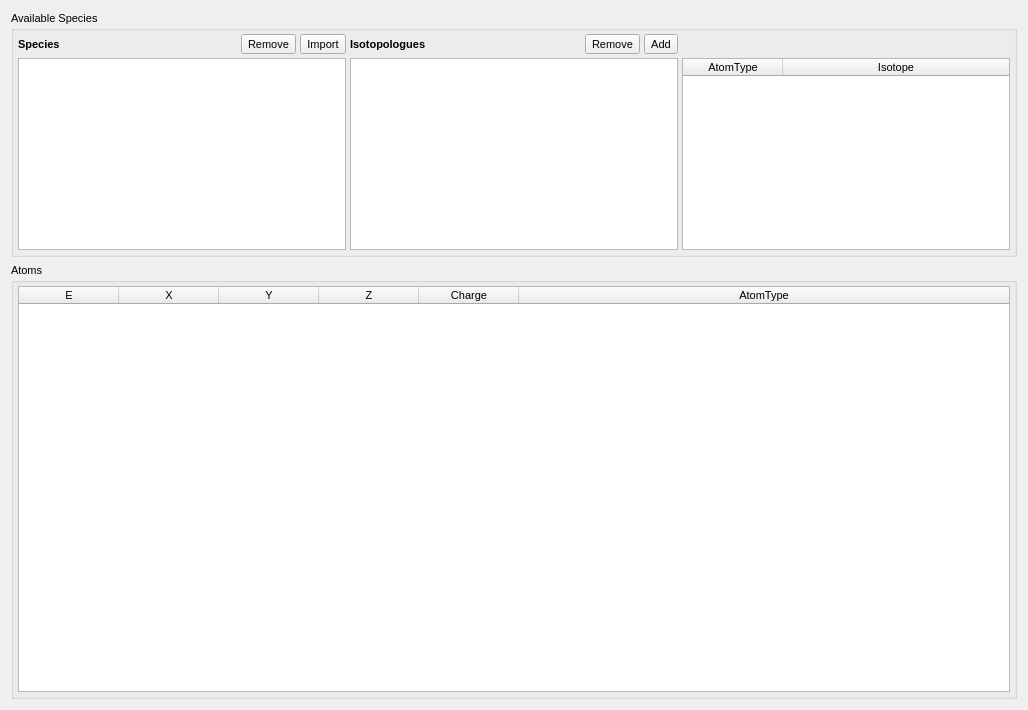
Above: src/gui/speciestab.ui from disorderedmaterials/dissolve before the change. Below: the same form after it.
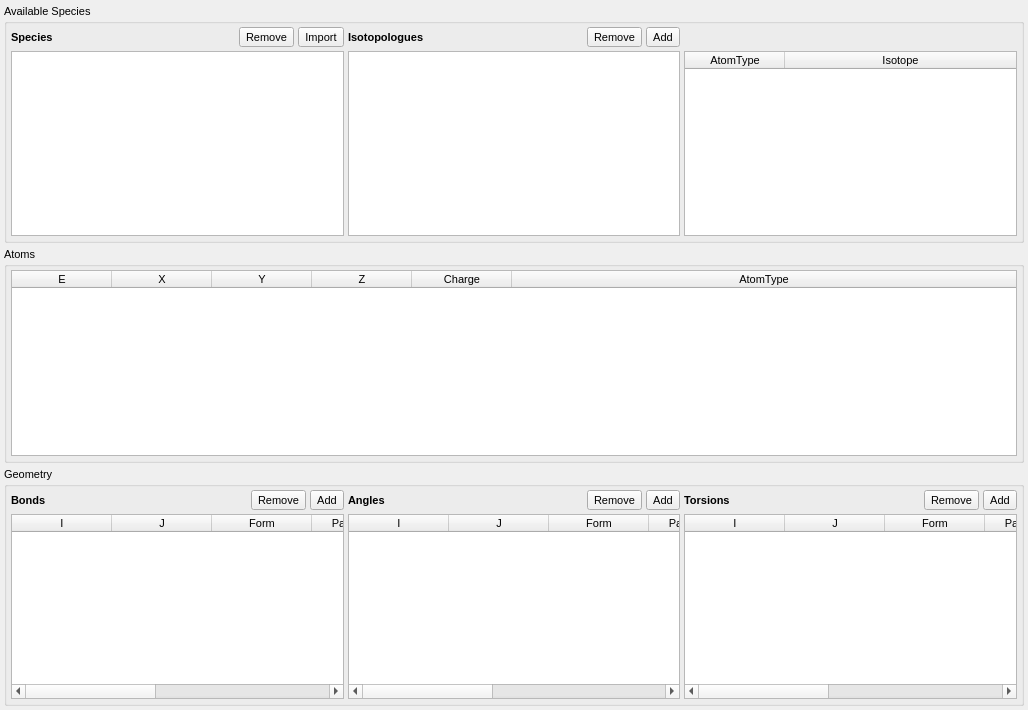
That is the form after the change. Icons and pictures are not drawn.

What changed in the file:
```diff
--- a/src/gui/speciestab.ui
+++ b/src/gui/speciestab.ui
@@ -18,7 +18,22 @@
   <property name="windowTitle">
    <string>Form</string>
   </property>
-  <layout class="QVBoxLayout" name="verticalLayout">
+  <layout class="QVBoxLayout" name="verticalLayout_4">
+   <property name="spacing">
+    <number>4</number>
+   </property>
+   <property name="leftMargin">
+    <number>4</number>
+   </property>
+   <property name="topMargin">
+    <number>4</number>
+   </property>
+   <property name="rightMargin">
+    <number>4</number>
+   </property>
+   <property name="bottomMargin">
+    <number>4</number>
+   </property>
    <item>
     <widget class="QGroupBox" name="SpeciesGroup">
      <property name="title">
@@ -40,108 +55,45 @@
       <property name="spacing">
        <number>4</number>
       </property>
-      <item row="0" column="0">
-       <layout class="QHBoxLayout" name="horizontalLayout">
-        <property name="spacing">
-         <number>4</number>
+      <item row="1" column="2" rowspan="2">
+       <widget class="QTableWidget" name="IsotopeTable">
+        <property name="showDropIndicator" stdset="0">
+         <bool>false</bool>
         </property>
-        <item>
-         <widget class="QLabel" name="label_2">
-          <property name="sizePolicy">
-           <sizepolicy hsizetype="Preferred" vsizetype="Minimum">
-            <horstretch>0</horstretch>
-            <verstretch>0</verstretch>
-           </sizepolicy>
-          </property>
-          <property name="font">
-           <font>
-            <weight>75</weight>
-            <bold>true</bold>
-           </font>
-          </property>
-          <property name="text">
-           <string>Species</string>
-          </property>
-         </widget>
-        </item>
-        <item>
-         <spacer name="horizontalSpacer">
-          <property name="orientation">
-           <enum>Qt::Horizontal</enum>
-          </property>
-          <property name="sizeHint" stdset="0">
-           <size>
-            <width>40</width>
-            <height>20</height>
-           </size>
-          </property>
-         </spacer>
-        </item>
-        <item>
-         <widget class="QToolButton" name="SpeciesRemoveButton">
-          <property name="sizePolicy">
-           <sizepolicy hsizetype="Minimum" vsizetype="Fixed">
-            <horstretch>0</horstretch>
-            <verstretch>0</verstretch>
-           </sizepolicy>
-          </property>
-          <property name="text">
-           <string>Remove</string>
-          </property>
-          <property name="icon">
-           <iconset resource="icons.qrc">
-            <normaloff>:/general/icons/general_remove.svg</normaloff>:/general/icons/general_remove.svg</iconset>
-          </property>
-          <property name="iconSize">
-           <size>
-            <width>16</width>
-            <height>16</height>
-           </size>
-          </property>
-          <property name="shortcut">
-           <string>Return</string>
-          </property>
-          <property name="toolButtonStyle">
-           <enum>Qt::ToolButtonTextBesideIcon</enum>
-          </property>
-         </widget>
-        </item>
-        <item>
-         <widget class="QToolButton" name="SpeciesImportButton">
-          <property name="sizePolicy">
-           <sizepolicy hsizetype="Minimum" vsizetype="Fixed">
-            <horstretch>0</horstretch>
-            <verstretch>0</verstretch>
-           </sizepolicy>
-          </property>
-          <property name="text">
-           <string>Import</string>
-          </property>
-          <property name="icon">
-           <iconset resource="icons.qrc">
-            <normaloff>:/file/icons/file_open.svg</normaloff>:/file/icons/file_open.svg</iconset>
-          </property>
-          <property name="iconSize">
-           <size>
-            <width>16</width>
-            <height>16</height>
-           </size>
-          </property>
-          <property name="toolButtonStyle">
-           <enum>Qt::ToolButtonTextBesideIcon</enum>
-          </property>
-         </widget>
-        </item>
-       </layout>
-      </item>
-      <item row="1" column="0" rowspan="2">
-       <widget class="QListWidget" name="SpeciesList">
-        <property name="sizePolicy">
-         <sizepolicy hsizetype="Preferred" vsizetype="Expanding">
-          <horstretch>0</horstretch>
-          <verstretch>0</verstretch>
-         </sizepolicy>
+        <property name="dragDropOverwriteMode">
+         <bool>false</bool>
         </property>
+        <property name="selectionBehavior">
+         <enum>QAbstractItemView::SelectRows</enum>
+        </property>
+        <property name="showGrid">
+         <bool>true</bool>
+        </property>
+        <property name="columnCount">
+         <number>2</number>
+        </property>
+        <attribute name="horizontalHeaderVisible">
+         <bool>true</bool>
+        </attribute>
+        <attribute name="horizontalHeaderStretchLastSection">
+         <bool>true</bool>
+        </attribute>
+        <attribute name="verticalHeaderVisible">
+         <bool>true</bool>
+        </attribute>
+        <attribute name="verticalHeaderStretchLastSection">
+         <bool>false</bool>
+        </attribute>
+        <column>
+         <property name="text">
+          <string>AtomType</string>
+         </property>
+        </column>
+        <column>
+         <property name="text">
+          <string>Isotope</string>
+         </property>
+        </column>
        </widget>
       </item>
       <item row="0" column="1">
@@ -238,6 +190,110 @@
         </item>
        </layout>
       </item>
+      <item row="1" column="0" rowspan="2">
+       <widget class="QListWidget" name="SpeciesList">
+        <property name="sizePolicy">
+         <sizepolicy hsizetype="Preferred" vsizetype="Expanding">
+          <horstretch>0</horstretch>
+          <verstretch>0</verstretch>
+         </sizepolicy>
+        </property>
+       </widget>
+      </item>
+      <item row="0" column="0">
+       <layout class="QHBoxLayout" name="horizontalLayout">
+        <property name="spacing">
+         <number>4</number>
+        </property>
+        <item>
+         <widget class="QLabel" name="label_2">
+          <property name="sizePolicy">
+           <sizepolicy hsizetype="Preferred" vsizetype="Minimum">
+            <horstretch>0</horstretch>
+            <verstretch>0</verstretch>
+           </sizepolicy>
+          </property>
+          <property name="font">
+           <font>
+            <weight>75</weight>
+            <bold>true</bold>
+           </font>
+          </property>
+          <property name="text">
+           <string>Species</string>
+          </property>
+         </widget>
+        </item>
+        <item>
+         <spacer name="horizontalSpacer">
+          <property name="orientation">
+           <enum>Qt::Horizontal</enum>
+          </property>
+          <property name="sizeHint" stdset="0">
+           <size>
+            <width>40</width>
+            <height>20</height>
+           </size>
+          </property>
+         </spacer>
+        </item>
+        <item>
+         <widget class="QToolButton" name="SpeciesRemoveButton">
+          <property name="sizePolicy">
+           <sizepolicy hsizetype="Minimum" vsizetype="Fixed">
+            <horstretch>0</horstretch>
+            <verstretch>0</verstretch>
+           </sizepolicy>
+          </property>
+          <property name="text">
+           <string>Remove</string>
+          </property>
+          <property name="icon">
+           <iconset resource="icons.qrc">
+            <normaloff>:/general/icons/general_remove.svg</normaloff>:/general/icons/general_remove.svg</iconset>
+          </property>
+          <property name="iconSize">
+           <size>
+            <width>16</width>
+            <height>16</height>
+           </size>
+          </property>
+          <property name="shortcut">
+           <string>Return</string>
+          </property>
+          <property name="toolButtonStyle">
+           <enum>Qt::ToolButtonTextBesideIcon</enum>
+          </property>
+         </widget>
+        </item>
+        <item>
+         <widget class="QToolButton" name="SpeciesImportButton">
+          <property name="sizePolicy">
+           <sizepolicy hsizetype="Minimum" vsizetype="Fixed">
+            <horstretch>0</horstretch>
+            <verstretch>0</verstretch>
+           </sizepolicy>
+          </property>
+          <property name="text">
+           <string>Import</string>
+          </property>
+          <property name="icon">
+           <iconset resource="icons.qrc">
+            <normaloff>:/file/icons/file_open.svg</normaloff>:/file/icons/file_open.svg</iconset>
+          </property>
+          <property name="iconSize">
+           <size>
+            <width>16</width>
+            <height>16</height>
+           </size>
+          </property>
+          <property name="toolButtonStyle">
+           <enum>Qt::ToolButtonTextBesideIcon</enum>
+          </property>
+         </widget>
+        </item>
+       </layout>
+      </item>
       <item row="1" column="1" rowspan="2">
        <widget class="QListWidget" name="IsotopologueList">
         <property name="sizePolicy">
@@ -248,47 +304,6 @@
         </property>
        </widget>
       </item>
-      <item row="1" column="2" rowspan="2">
-       <widget class="QTableWidget" name="IsotopesTable">
-        <property name="showDropIndicator" stdset="0">
-         <bool>false</bool>
-        </property>
-        <property name="dragDropOverwriteMode">
-         <bool>false</bool>
-        </property>
-        <property name="selectionBehavior">
-         <enum>QAbstractItemView::SelectRows</enum>
-        </property>
-        <property name="showGrid">
-         <bool>true</bool>
-        </property>
-        <property name="columnCount">
-         <number>2</number>
-        </property>
-        <attribute name="horizontalHeaderVisible">
-         <bool>true</bool>
-        </attribute>
-        <attribute name="horizontalHeaderStretchLastSection">
-         <bool>true</bool>
-        </attribute>
-        <attribute name="verticalHeaderVisible">
-         <bool>false</bool>
-        </attribute>
-        <attribute name="verticalHeaderStretchLastSection">
-         <bool>false</bool>
-        </attribute>
-        <column>
-         <property name="text">
-          <string>AtomType</string>
-         </property>
-        </column>
-        <column>
-         <property name="text">
-          <string>Isotope</string>
-         </property>
-        </column>
-       </widget>
-      </item>
      </layout>
     </widget>
    </item>
@@ -314,7 +329,7 @@
        <number>4</number>
       </property>
       <item>
-       <widget class="QTableWidget" name="SpeciesAtomTable">
+       <widget class="QTableWidget" name="AtomTable">
         <property name="showDropIndicator" stdset="0">
          <bool>false</bool>
         </property>
@@ -377,6 +392,531 @@
      </layout>
     </widget>
    </item>
+   <item>
+    <widget class="QGroupBox" name="BondsGroup">
+     <property name="title">
+      <string>Geometry</string>
+     </property>
+     <layout class="QHBoxLayout" name="horizontalLayout_3">
+      <property name="spacing">
+       <number>4</number>
+      </property>
+      <property name="leftMargin">
+       <number>4</number>
+      </property>
+      <property name="topMargin">
+       <number>4</number>
+      </property>
+      <property name="rightMargin">
+       <number>4</number>
+      </property>
+      <property name="bottomMargin">
+       <number>4</number>
+      </property>
+      <item>
+       <layout class="QVBoxLayout" name="verticalLayout">
+        <property name="spacing">
+         <number>4</number>
+        </property>
+        <item>
+         <layout class="QHBoxLayout" name="horizontalLayout_5">
+          <property name="spacing">
+           <number>4</number>
+          </property>
+          <item>
+           <widget class="QLabel" name="BondLabel">
+            <property name="sizePolicy">
+             <sizepolicy hsizetype="Preferred" vsizetype="Minimum">
+              <horstretch>0</horstretch>
+              <verstretch>0</verstretch>
+             </sizepolicy>
+            </property>
+            <property name="font">
+             <font>
+              <weight>75</weight>
+              <bold>true</bold>
+             </font>
+            </property>
+            <property name="text">
+             <string>Bonds</string>
+            </property>
+           </widget>
+          </item>
+          <item>
+           <spacer name="horizontalSpacer_3">
+            <property name="orientation">
+             <enum>Qt::Horizontal</enum>
+            </property>
+            <property name="sizeHint" stdset="0">
+             <size>
+              <width>40</width>
+              <height>20</height>
+             </size>
+            </property>
+           </spacer>
+          </item>
+          <item>
+           <widget class="QToolButton" name="BondRemoveButtom">
+            <property name="sizePolicy">
+             <sizepolicy hsizetype="Minimum" vsizetype="Fixed">
+              <horstretch>0</horstretch>
+              <verstretch>0</verstretch>
+             </sizepolicy>
+            </property>
+            <property name="text">
+             <string>Remove</string>
+            </property>
+            <property name="icon">
+             <iconset resource="icons.qrc">
+              <normaloff>:/general/icons/general_remove.svg</normaloff>:/general/icons/general_remove.svg</iconset>
+            </property>
+            <property name="iconSize">
+             <size>
+              <width>16</width>
+              <height>16</height>
+             </size>
+            </property>
+            <property name="shortcut">
+             <string>Return</string>
+            </property>
+            <property name="toolButtonStyle">
+             <enum>Qt::ToolButtonTextBesideIcon</enum>
+            </property>
+           </widget>
+          </item>
+          <item>
+           <widget class="QToolButton" name="BondAddButton">
+            <property name="sizePolicy">
+             <sizepolicy hsizetype="Minimum" vsizetype="Fixed">
+              <horstretch>0</horstretch>
+              <verstretch>0</verstretch>
+             </sizepolicy>
+            </property>
+            <property name="text">
+             <string>Add</string>
+            </property>
+            <property name="icon">
+             <iconset resource="icons.qrc">
+              <normaloff>:/general/icons/general_add.svg</normaloff>:/general/icons/general_add.svg</iconset>
+            </property>
+            <property name="iconSize">
+             <size>
+              <width>16</width>
+              <height>16</height>
+             </size>
+            </property>
+            <property name="toolButtonStyle">
+             <enum>Qt::ToolButtonTextBesideIcon</enum>
+            </property>
+           </widget>
+          </item>
+         </layout>
+        </item>
+        <item>
+         <widget class="QTableWidget" name="BondTable">
+          <property name="showDropIndicator" stdset="0">
+           <bool>false</bool>
+          </property>
+          <property name="dragDropOverwriteMode">
+           <bool>false</bool>
+          </property>
+          <property name="selectionBehavior">
+           <enum>QAbstractItemView::SelectRows</enum>
+          </property>
+          <property name="showGrid">
+           <bool>true</bool>
+          </property>
+          <property name="columnCount">
+           <number>7</number>
+          </property>
+          <attribute name="horizontalHeaderVisible">
+           <bool>true</bool>
+          </attribute>
+          <attribute name="horizontalHeaderStretchLastSection">
+           <bool>true</bool>
+          </attribute>
+          <attribute name="verticalHeaderVisible">
+           <bool>true</bool>
+          </attribute>
+          <attribute name="verticalHeaderStretchLastSection">
+           <bool>false</bool>
+          </attribute>
+          <column>
+           <property name="text">
+            <string>I</string>
+           </property>
+          </column>
+          <column>
+           <property name="text">
+            <string>J</string>
+           </property>
+          </column>
+          <column>
+           <property name="text">
+            <string>Form</string>
+           </property>
+          </column>
+          <column>
+           <property name="text">
+            <string>Parameter 1</string>
+           </property>
+          </column>
+          <column>
+           <property name="text">
+            <string>Parameter 2</string>
+           </property>
+          </column>
+          <column>
+           <property name="text">
+            <string>Parameter 3</string>
+           </property>
+          </column>
+          <column>
+           <property name="text">
+            <string>Parameter 4</string>
+           </property>
+          </column>
+         </widget>
+        </item>
+       </layout>
+      </item>
+      <item>
+       <layout class="QVBoxLayout" name="verticalLayout_2">
+        <property name="spacing">
+         <number>4</number>
+        </property>
+        <item>
+         <layout class="QHBoxLayout" name="horizontalLayout_6">
+          <property name="spacing">
+           <number>4</number>
+          </property>
+          <item>
+           <widget class="QLabel" name="AngleLabel">
+            <property name="sizePolicy">
+             <sizepolicy hsizetype="Preferred" vsizetype="Minimum">
+              <horstretch>0</horstretch>
+              <verstretch>0</verstretch>
+             </sizepolicy>
+            </property>
+            <property name="font">
+             <font>
+              <weight>75</weight>
+              <bold>true</bold>
+             </font>
+            </property>
+            <property name="text">
+             <string>Angles</string>
+            </property>
+           </widget>
+          </item>
+          <item>
+           <spacer name="horizontalSpacer_4">
+            <property name="orientation">
+             <enum>Qt::Horizontal</enum>
+            </property>
+            <property name="sizeHint" stdset="0">
+             <size>
+              <width>40</width>
+              <height>20</height>
+             </size>
+            </property>
+           </spacer>
+          </item>
+          <item>
+           <widget class="QToolButton" name="AngleRemoveButtom">
+            <property name="sizePolicy">
+             <sizepolicy hsizetype="Minimum" vsizetype="Fixed">
+              <horstretch>0</horstretch>
+              <verstretch>0</verstretch>
+             </sizepolicy>
+            </property>
+            <property name="text">
+             <string>Remove</string>
+            </property>
+            <property name="icon">
+             <iconset resource="icons.qrc">
+              <normaloff>:/general/icons/general_remove.svg</normaloff>:/general/icons/general_remove.svg</iconset>
+            </property>
+            <property name="iconSize">
+             <size>
+              <width>16</width>
+              <height>16</height>
+             </size>
+            </property>
+            <property name="shortcut">
+             <string>Return</string>
+            </property>
+            <property name="toolButtonStyle">
+             <enum>Qt::ToolButtonTextBesideIcon</enum>
+            </property>
+           </widget>
+          </item>
+          <item>
+           <widget class="QToolButton" name="AngleAddButton">
+            <property name="sizePolicy">
+             <sizepolicy hsizetype="Minimum" vsizetype="Fixed">
+              <horstretch>0</horstretch>
+              <verstretch>0</verstretch>
+             </sizepolicy>
+            </property>
+            <property name="text">
+             <string>Add</string>
+            </property>
+            <property name="icon">
+             <iconset resource="icons.qrc">
+              <normaloff>:/general/icons/general_add.svg</normaloff>:/general/icons/general_add.svg</iconset>
+            </property>
+            <property name="iconSize">
+             <size>
+              <width>16</width>
+              <height>16</height>
+             </size>
+            </property>
+            <property name="toolButtonStyle">
+             <enum>Qt::ToolButtonTextBesideIcon</enum>
+            </property>
+           </widget>
+          </item>
+         </layout>
+        </item>
+        <item>
+         <widget class="QTableWidget" name="AngleTable">
+          <property name="showDropIndicator" stdset="0">
+           <bool>false</bool>
+          </property>
+          <property name="dragDropOverwriteMode">
+           <bool>false</bool>
+          </property>
+          <property name="selectionBehavior">
+           <enum>QAbstractItemView::SelectRows</enum>
+          </property>
+          <property name="showGrid">
+           <bool>true</bool>
+          </property>
+          <property name="columnCount">
+           <number>7</number>
+          </property>
+          <attribute name="horizontalHeaderVisible">
+           <bool>true</bool>
+          </attribute>
+          <attribute name="horizontalHeaderStretchLastSection">
+           <bool>true</bool>
+          </attribute>
+          <attribute name="verticalHeaderVisible">
+           <bool>true</bool>
+          </attribute>
+          <attribute name="verticalHeaderStretchLastSection">
+           <bool>false</bool>
+          </attribute>
+          <column>
+           <property name="text">
+            <string>I</string>
+           </property>
+          </column>
+          <column>
+           <property name="text">
+            <string>J</string>
+           </property>
+          </column>
+          <column>
+           <property name="text">
+            <string>Form</string>
+           </property>
+          </column>
+          <column>
+           <property name="text">
+            <string>Parameter 1</string>
+           </property>
+          </column>
+          <column>
+           <property name="text">
+            <string>Parameter 2</string>
+           </property>
+          </column>
+          <column>
+           <property name="text">
+            <string>Parameter 3</string>
+           </property>
+          </column>
+          <column>
+           <property name="text">
+            <string>Parameter 4</string>
+           </property>
+          </column>
+         </widget>
+        </item>
+       </layout>
+      </item>
+      <item>
+       <layout class="QVBoxLayout" name="verticalLayout_3">
+        <property name="spacing">
+         <number>4</number>
+        </property>
+        <item>
+         <layout class="QHBoxLayout" name="horizontalLayout_7">
+          <property name="spacing">
+           <number>4</number>
+          </property>
+          <item>
+           <widget class="QLabel" name="TorsionLabel">
+            <property name="sizePolicy">
+             <sizepolicy hsizetype="Preferred" vsizetype="Minimum">
+              <horstretch>0</horstretch>
+              <verstretch>0</verstretch>
+             </sizepolicy>
+            </property>
+            <property name="font">
+             <font>
+              <weight>75</weight>
+              <bold>true</bold>
+             </font>
+            </property>
+            <property name="text">
+             <string>Torsions</string>
+            </property>
+           </widget>
+          </item>
+          <item>
+           <spacer name="horizontalSpacer_5">
+            <property name="orientation">
+             <enum>Qt::Horizontal</enum>
+            </property>
+            <property name="sizeHint" stdset="0">
+             <size>
+              <width>40</width>
+              <height>20</height>
+             </size>
+            </property>
+           </spacer>
+          </item>
+          <item>
+           <widget class="QToolButton" name="TorsionRemoveButton">
+            <property name="sizePolicy">
+             <sizepolicy hsizetype="Minimum" vsizetype="Fixed">
+              <horstretch>0</horstretch>
+              <verstretch>0</verstretch>
+             </sizepolicy>
+            </property>
+            <property name="text">
+             <string>Remove</string>
+            </property>
+            <property name="icon">
+             <iconset resource="icons.qrc">
+              <normaloff>:/general/icons/general_remove.svg</normaloff>:/general/icons/general_remove.svg</iconset>
+            </property>
+            <property name="iconSize">
+             <size>
+              <width>16</width>
+              <height>16</height>
+             </size>
+            </property>
+            <property name="shortcut">
+             <string>Return</string>
+            </property>
+            <property name="toolButtonStyle">
+             <enum>Qt::ToolButtonTextBesideIcon</enum>
+            </property>
+           </widget>
+          </item>
+          <item>
+           <widget class="QToolButton" name="TorsionAddButton">
+            <property name="sizePolicy">
+             <sizepolicy hsizetype="Minimum" vsizetype="Fixed">
+              <horstretch>0</horstretch>
+              <verstretch>0</verstretch>
+             </sizepolicy>
+            </property>
+            <property name="text">
+             <string>Add</string>
+            </property>
+            <property name="icon">
+             <iconset resource="icons.qrc">
+              <normaloff>:/general/icons/general_add.svg</normaloff>:/general/icons/general_add.svg</iconset>
+            </property>
+            <property name="iconSize">
+             <size>
+              <width>16</width>
+              <height>16</height>
+             </size>
+            </property>
+            <property name="toolButtonStyle">
+             <enum>Qt::ToolButtonTextBesideIcon</enum>
+            </property>
+           </widget>
+          </item>
+         </layout>
+        </item>
+        <item>
+         <widget class="QTableWidget" name="TorsionTable">
+          <property name="showDropIndicator" stdset="0">
+           <bool>false</bool>
+          </property>
+          <property name="dragDropOverwriteMode">
+           <bool>false</bool>
+          </property>
+          <property name="selectionBehavior">
+           <enum>QAbstractItemView::SelectRows</enum>
+          </property>
+          <property name="showGrid">
+           <bool>true</bool>
+          </property>
+          <property name="columnCount">
+           <number>7</number>
+          </property>
+          <attribute name="horizontalHeaderVisible">
+           <bool>true</bool>
+          </attribute>
+          <attribute name="horizontalHeaderStretchLastSection">
+           <bool>true</bool>
+          </attribute>
+          <attribute name="verticalHeaderVisible">
+           <bool>true</bool>
+          </attribute>
+          <attribute name="verticalHeaderStretchLastSection">
+           <bool>false</bool>
+          </attribute>
+          <column>
+           <property name="text">
+            <string>I</string>
+           </property>
+          </column>
+          <column>
+           <property name="text">
+            <string>J</string>
+           </property>
+          </column>
+          <column>
+           <property name="text">
+            <string>Form</string>
+           </property>
+          </column>
+          <column>
+           <property name="text">
+            <string>Parameter 1</string>
+           </property>
+          </column>
+          <column>
+           <property name="text">
+            <string>Parameter 2</string>
+           </property>
+          </column>
+          <column>
+           <property name="text">
+            <string>Parameter 3</string>
+           </property>
+          </column>
+          <column>
+           <property name="text">
+            <string>Parameter 4</string>
+           </property>
+          </column>
+         </widget>
+        </item>
+       </layout>
+      </item>
+     </layout>
+    </widget>
+   </item>
   </layout>
  </widget>
  <resources>
```
